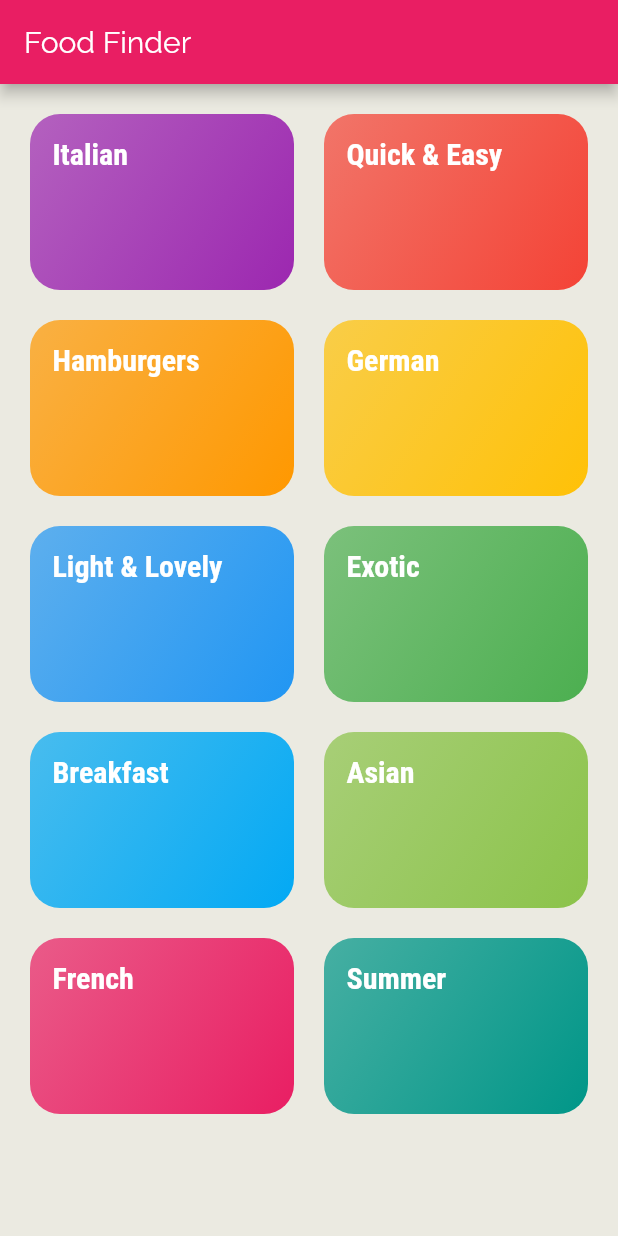
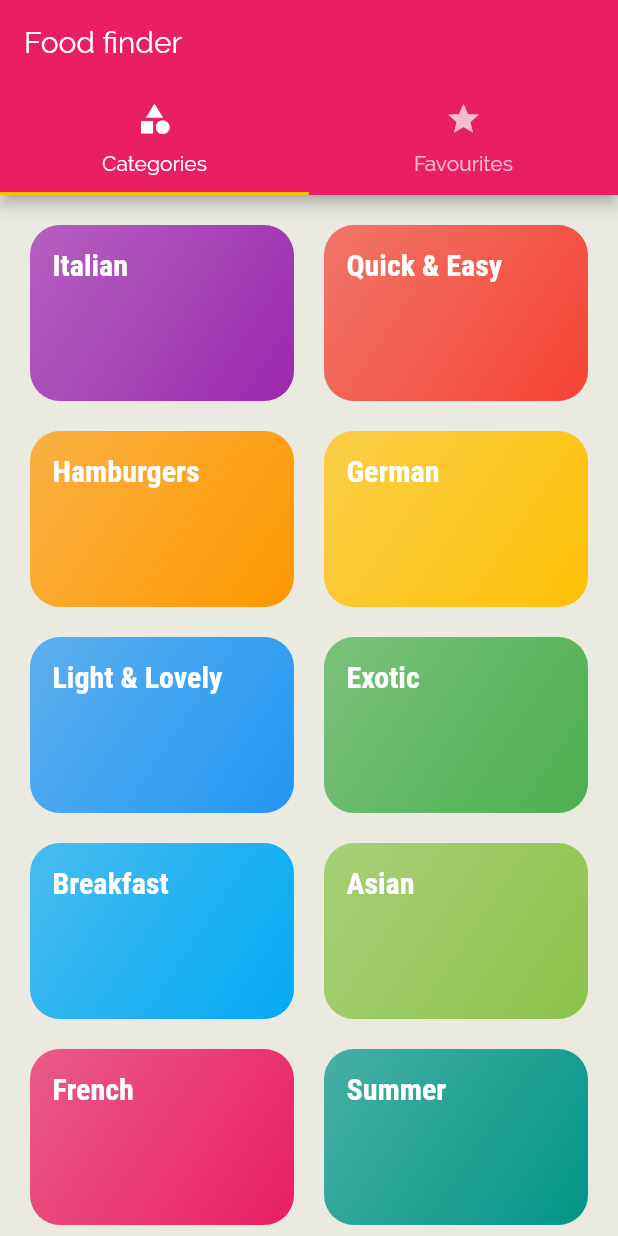
Before and after one commit to absolute-nil/Food-Finder, a Flutter app: the screen it shows after launch, on a phone screen of 412 x 824 dp. Run offline on Flutter 3.47's test engine with Material 2 defaults, Android fonts, the phone set to English and light mode, and no system bars.

Commit message:
Add Appbar Tab and Favourite Screen

```diff
--- a/lib/main.dart
+++ b/lib/main.dart
@@ -1,4 +1,5 @@
 import 'package:flutter/material.dart';
+import './screens/tabs_screen.dart';
 import './screens/meal_detail_screen.dart';
 import 'screens/category_meals_screen.dart';
 import 'screens/categories_screen.dart';
@@ -29,8 +30,9 @@ class MyApp extends StatelessWidget {
               color: Colors.white
             )),
       ),
-      home: CategoriesScreen(),
+//      home: CategoriesScreen(),
       routes: {
+        '/': (ctx) => TabsScreen(),
        CategoryMealsScreen.routeName: (ctx) => CategoryMealsScreen(),
        MealDetailScreen.routeName: (ctx) => MealDetailScreen()
       },
--- a/lib/screens/categories_screen.dart
+++ b/lib/screens/categories_screen.dart
@@ -5,11 +5,7 @@ import '../widgets/category_item.dart';
 class CategoriesScreen extends StatelessWidget {
   @override
   Widget build(BuildContext context) {
-    return Scaffold(
-      appBar: AppBar(
-        title: const Text("Food Finder"),
-      ),
-      body: GridView(
+    return GridView(
         padding: EdgeInsets.all(20),
         children: DUMMY_CATEGORIES
             .map((catData) => CategoryItem(catData.id,catData.title, catData.color))
@@ -19,7 +15,6 @@ class CategoriesScreen extends StatelessWidget {
             childAspectRatio: 3 / 2,
             mainAxisSpacing: 20,
             crossAxisSpacing: 20),
-      ),
     );
   }
 }
--- /dev/null
+++ b/lib/screens/favourites_screen.dart
@@ -0,0 +1,7 @@
+import 'package:flutter/material.dart';
+class FavouritesScreen extends StatelessWidget {
+  @override
+  Widget build(BuildContext context) {
+    return Center(child: Text("Favourites Screen"),);
+  }
+}
--- /dev/null
+++ b/lib/screens/tabs_screen.dart
@@ -0,0 +1,37 @@
+import 'package:flutter/material.dart';
+import './categories_screen.dart';
+import './favourites_screen.dart';
+
+class TabsScreen extends StatefulWidget {
+  @override
+  _TabsScreenState createState() => _TabsScreenState();
+}
+
+class _TabsScreenState extends State<TabsScreen> {
+  @override
+  Widget build(BuildContext context) {
+    return DefaultTabController(
+      child: Scaffold(
+        appBar: AppBar(title: Text("Food finder"),
+        bottom: TabBar(tabs: <Widget>[
+          Tab(
+            icon: Icon(Icons.category),
+            text: "Categories",
+          ),
+          Tab(
+            icon: Icon(Icons.star),
+            text: "Favourites",
+          )
+          ]
+          )
+        ),
+        body: TabBarView(
+            children:<Widget>[
+          CategoriesScreen(),
+          FavouritesScreen()
+        ]),
+      ),
+      length: 2,
+    );
+  }
+}
```
